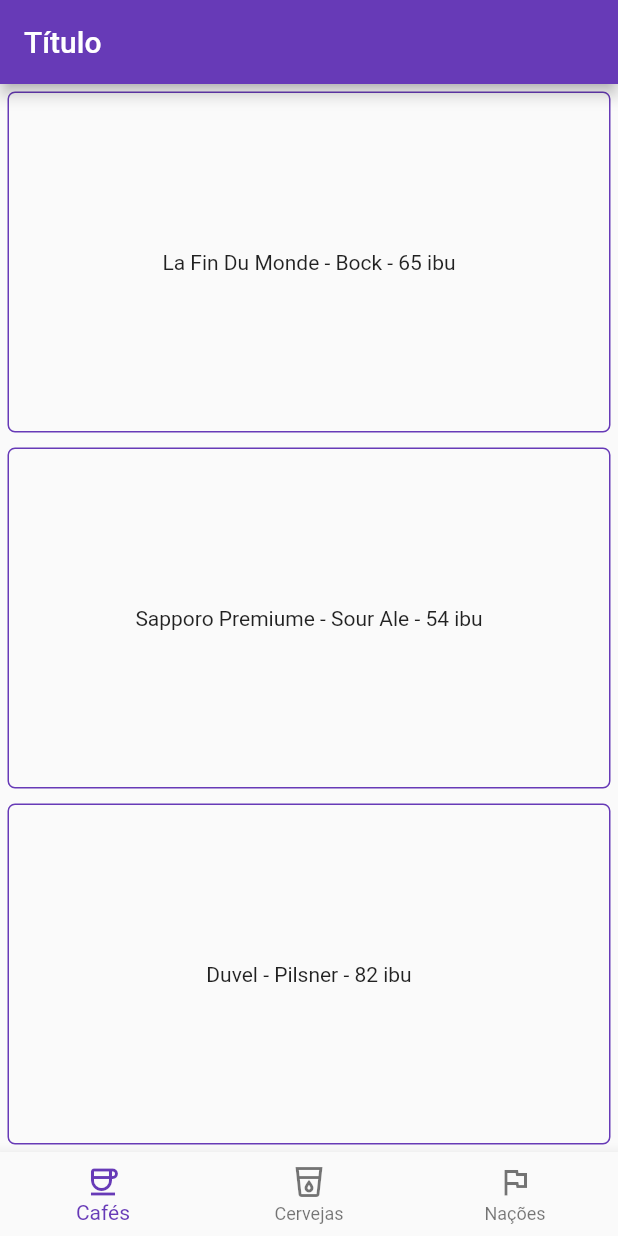
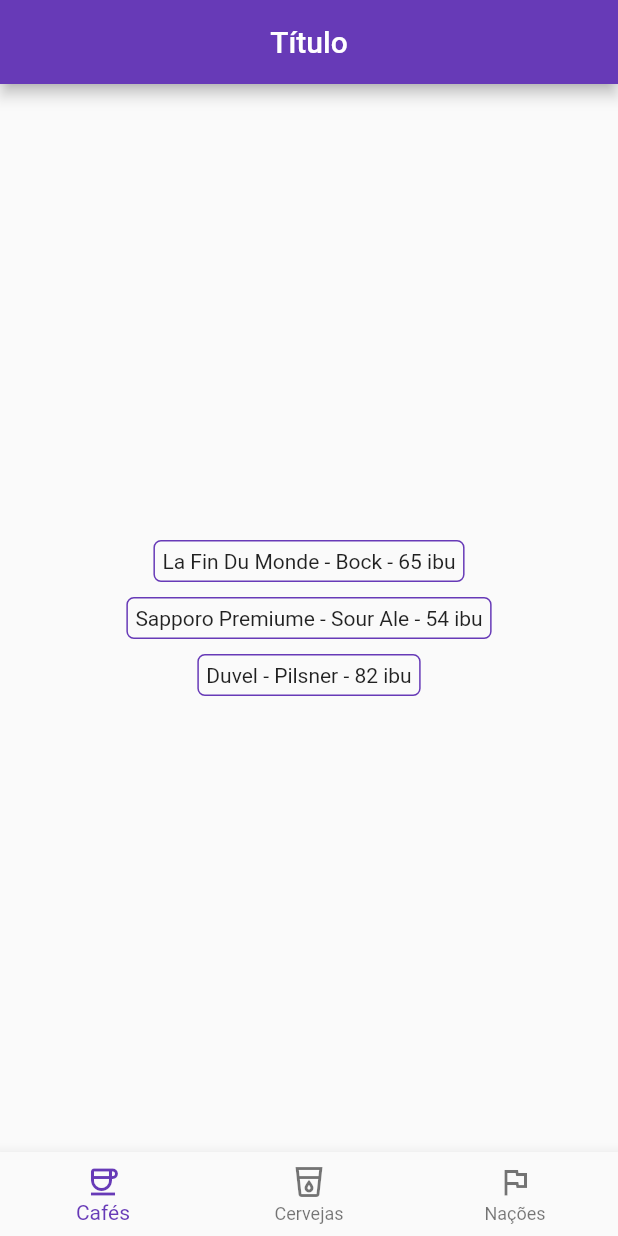
Before and after one commit to garciaRafa/interfaceFlutter, a Flutter app: the screen it shows after launch, on a phone screen of 412 x 824 dp. Run offline on Flutter 3.47's test engine with Material 2 defaults, Android fonts, the phone set to English and light mode, and no system bars.

Commit message:
Atualizando a interface

```diff
--- a/lib/main.dart
+++ b/lib/main.dart
@@ -11,11 +11,14 @@
 
   Widget build(BuildContext context) {
     return AppBar(
-      title: GestureDetector(
-        onTap: widgetFoiTocado,
-        child: const Text("Título"),
-      ),
-    );
+      title: Center(
+        child:
+          GestureDetector(
+            onTap: widgetFoiTocado,
+            child: const Text("Título"),
+          ),
+        )
+      );
   }
 
   @override
@@ -38,11 +41,9 @@
               borderRadius: BorderRadius.circular(5)),
           margin: EdgeInsets.all(5),
           padding: EdgeInsets.all(5),
-          child: Center(
-            child: Text(text, textAlign: TextAlign.center),
+          child: Text(text),
           )
-        )
-    );
+        );
   }
 }
 
@@ -85,20 +86,20 @@
           child: Column(
             mainAxisAlignment: MainAxisAlignment.center,
             children: [
-              Expanded(
+              Center(
                 child: MinhaCaixa(
-                  onTap: () => print("La Fin Du Monde - Bock - 65 ibu"),
+                  onTap:() {},
                   text: "La Fin Du Monde - Bock - 65 ibu"),
               ),
-              Expanded(
+              Center(
                 child: MinhaCaixa(
-                  onTap: () => print("Sapporo Premiume - Sour Ale - 54 ibu"),
+                  onTap:() {},
                   text: "Sapporo Premiume - Sour Ale - 54 ibu",
                 ),
               ),
-              Expanded(
+              Center(
                 child: MinhaCaixa(
-                  onTap: () => print("Duvel - Pilsner - 82 ibu"),
+                  onTap:() {},
                   text: "Duvel - Pilsner - 82 ibu",
                 )
               )
```
